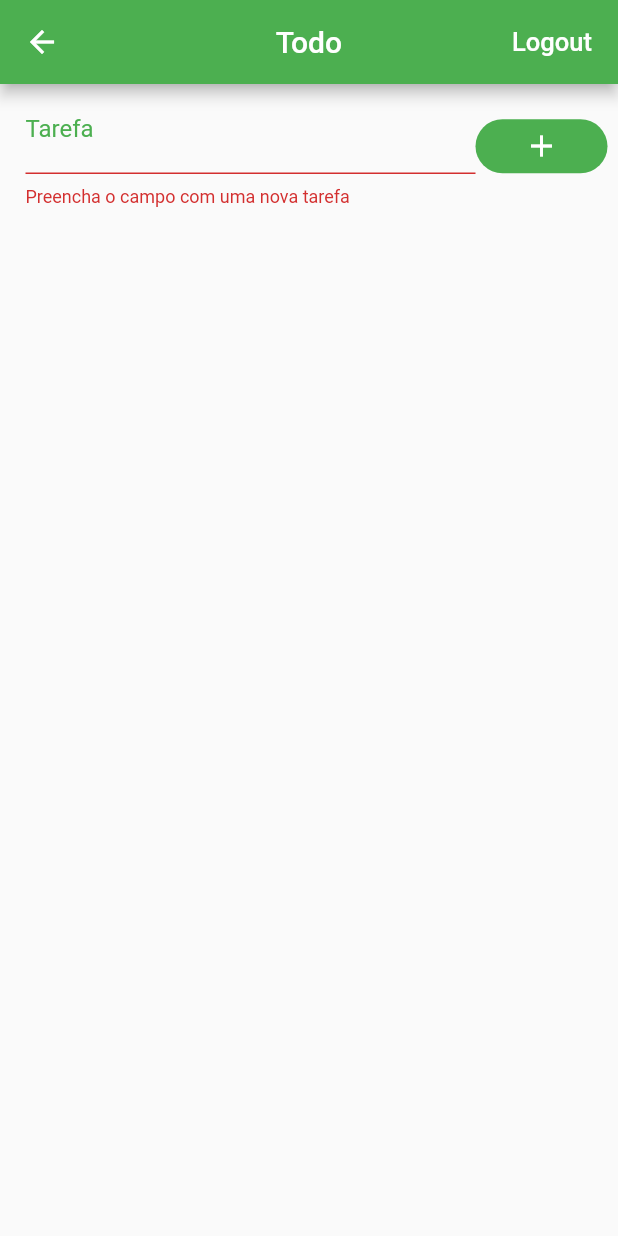
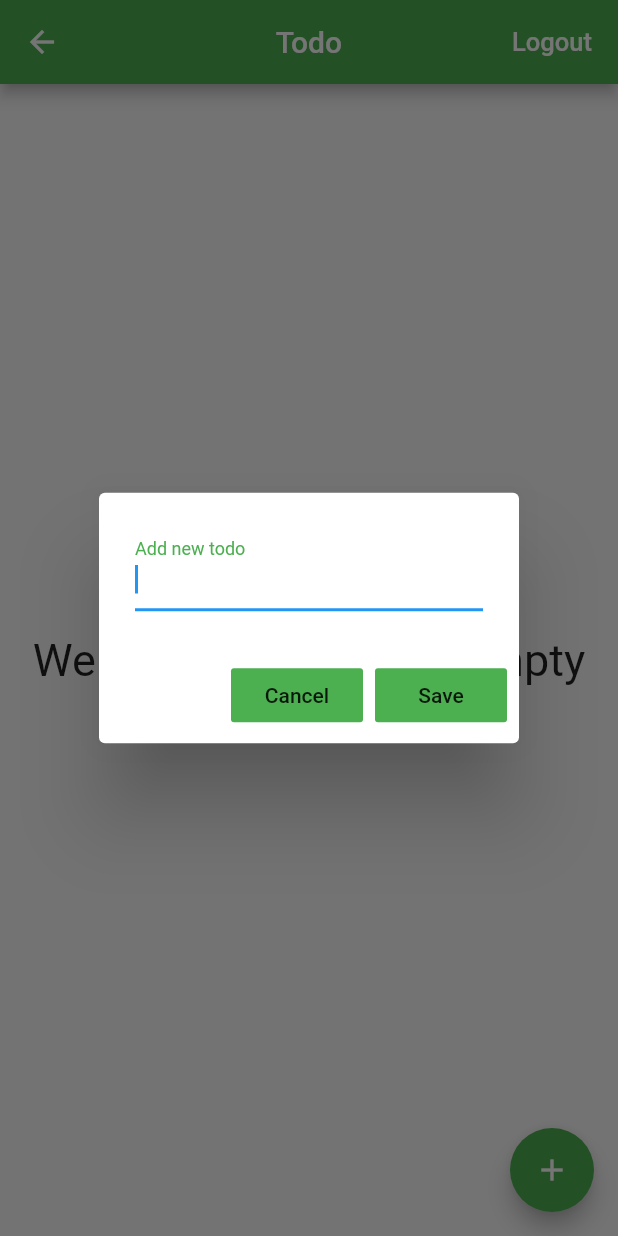
Before and after one commit to PedroFischerDeveloper/desenvolvimento-mobile, a Flutter app: the HomePage screen opened directly, after a tap on the "add" icon, on a phone screen of 412 x 824 dp. Run offline on Flutter 3.47's test engine with Material 2 defaults, Android fonts, the phone set to English and light mode, and no system bars; our stand-ins replace firebase_auth, firebase_database; accounts and stored records are empty.

Commit message:
:sparkles: adds todo list

```diff
--- /dev/null
+++ b/lib/models/todo.dart
@@ -0,0 +1,24 @@
+import 'package:firebase_database/firebase_database.dart';
+
+class Todo {
+  String key;
+  String subject;
+  bool completed;
+  String userId;
+
+  Todo(this.subject, this.userId, this.completed);
+
+  Todo.fromSnapshot(DataSnapshot snapshot)
+      : key = snapshot.key,
+        userId = snapshot.value["userId"],
+        subject = snapshot.value["subject"],
+        completed = snapshot.value["completed"];
+
+  toJson() {
+    return {
+      "userId": userId,
+      "subject": subject,
+      "completed": completed,
+    };
+  }
+}
--- a/lib/pages/home.dart
+++ b/lib/pages/home.dart
@@ -1,9 +1,8 @@
 import 'package:flutter/material.dart';
+import 'package:todo/services/authentication.dart';
+import 'package:firebase_database/firebase_database.dart';
+import 'package:todo/models/todo.dart';
 import 'dart:async';
-import 'dart:convert';
-import 'dart:io';
-import 'package:path_provider/path_provider.dart';
-import 'package:todo/services/authentication.dart';
 
 class HomePage extends StatefulWidget {
   HomePage({Key key, this.auth, this.userId, this.logoutCallback})
@@ -14,44 +13,83 @@ class HomePage extends StatefulWidget {
   final String userId;
 
   @override
-  _HomeState createState() => _HomeState();
+  State<StatefulWidget> createState() => new _HomePageState();
 }
 
-class _HomeState extends State<HomePage> {
+class _HomePageState extends State<HomePage> {
+  List<Todo> _todoList;
+
+  final FirebaseDatabase _database = FirebaseDatabase.instance;
+  final GlobalKey<FormState> formKey = GlobalKey<FormState>();
+
   final _toDoController = TextEditingController();
+  StreamSubscription<Event> _onTodoAddedSubscription;
+  StreamSubscription<Event> _onTodoChangedSubscription;
 
-  List _toDoList = [];
+  Query _todoQuery;
 
-  Map<String, dynamic> _lastRemoved;
-  int _lastRemovedPos;
-
-  final _formKey = GlobalKey<FormState>();
+  @override
+  Widget build(BuildContext context) {
+    return new Scaffold(
+        appBar: new AppBar(
+          title: new Text('Todo'),
+          centerTitle: true,
+          backgroundColor: Colors.green,
+          actions: <Widget>[
+            new FlatButton(
+                child: new Text('Logout',
+                    style: new TextStyle(fontSize: 17.0, color: Colors.white)),
+                onPressed: signOut)
+          ],
+        ),
+        body: showTodoList(),
+        floatingActionButton: FloatingActionButton(
+          onPressed: () {
+            showAddTodoDialog(context);
+          },
+          backgroundColor: Colors.green,
+          tooltip: 'Increment',
+          child: Icon(Icons.add),
+        ));
+  }
 
   @override
   void initState() {
     super.initState();
 
-    _readData().then((data) {
+    _todoList = new List();
+    _todoQuery = _database
+        .reference()
+        .child("todo")
+        .orderByChild("userId")
+        .equalTo(widget.userId);
+    _onTodoAddedSubscription = _todoQuery.onChildAdded.listen(onEntryAdded);
+    _onTodoChangedSubscription =
+        _todoQuery.onChildChanged.listen(onEntryChanged);
+  }
+
+  @override
+  void dispose() {
+    _onTodoAddedSubscription.cancel();
+    _onTodoChangedSubscription.cancel();
+    super.dispose();
+  }
+
+  onEntryChanged(Event event) {
+    var oldEntry = _todoList.singleWhere((entry) {
+      return entry.key == event.snapshot.key;
+    });
+
     setState(() {
-        _toDoList = json.decode(data);
-      });
+      _todoList[_todoList.indexOf(oldEntry)] =
+          Todo.fromSnapshot(event.snapshot);
     });
   }
 
-  void _addToDo() {
-    if (_formKey.currentState.validate()) {
+  onEntryAdded(Event event) {
     setState(() {
-        Map<String, dynamic> newToDo = Map();
-        newToDo["title"] = _toDoController.text.trim();
-        newToDo["checked"] = false;
-
-        _toDoList.add(newToDo);
-
-        _toDoController.clear();
-
-        _saveData();
+      _todoList.add(Todo.fromSnapshot(event.snapshot));
     });
-    }
   }
 
   signOut() async {
@@ -63,91 +101,78 @@ class _HomeState extends State<HomePage> {
     }
   }
 
-  Future<Null> _refresh() async {
-    await Future.delayed(Duration(seconds: 1));
-
-    setState(() {
-      _toDoList.sort((a, b) {
-        if (a["checked"] && !b["checked"])
-          return 1;
-        else if (!a["checked"] && b["checked"])
-          return -1;
-        else
-          return 0;
-      });
-
-      _saveData();
-    });
-
-    return null;
+  addNewTodo(String todoItem) {
+    if (todoItem.length > 0) {
+      Todo todo = new Todo(todoItem.toString(), widget.userId, false);
+      _database.reference().child("todo").push().set(todo.toJson());
+    }
   }
 
-  @override
-  Widget build(BuildContext context) {
-    return Scaffold(
-      appBar: AppBar(
-        title: Text("Todo"),
-        backgroundColor: Colors.green,
-        centerTitle: true,
-        actions: <Widget>[
-          FlatButton(
-              child: new Text('Logout',
-                  style: new TextStyle(fontSize: 17.0, color: Colors.white)),
-              onPressed: signOut)
+  updateTodo(Todo todo) {
+    todo.completed = !todo.completed;
+    if (todo != null) {
+      _database.reference().child("todo").child(todo.key).set(todo.toJson());
+    }
+  }
+
+  deleteTodo(String todoId, int index) {
+    _database.reference().child("todo").child(todoId).remove().then((_) {
+      print("Delete $todoId successful");
+      setState(() {
+        _todoList.removeAt(index);
+      });
+    });
+  }
+
+  showAddTodoDialog(BuildContext context) async {
+    _toDoController.clear();
+    await showDialog<String>(
+        context: context,
+        builder: (BuildContext context) {
+          return AlertDialog(
+            content: new Row(
+              children: <Widget>[
+                new Expanded(
+                    child: new TextField(
+                  controller: _toDoController,
+                  autofocus: true,
+                  decoration: new InputDecoration(
+                      labelText: 'Add new todo',
+                      labelStyle: TextStyle(color: Colors.green)),
+                ))
               ],
             ),
-      body: Form(
-          key: _formKey,
-          child: Column(children: <Widget>[
-            Container(
-                padding: EdgeInsets.fromLTRB(17.0, 1.0, 7.0, 1.0),
-                child: Row(
-                    mainAxisAlignment: MainAxisAlignment.center,
-                    crossAxisAlignment: CrossAxisAlignment.center,
-                    children: <Widget>[
-                      Expanded(
-                          child: TextFormField(
-                        controller: _toDoController,
-                        validator: (value) {
-                          if (value.isEmpty) {
-                            return 'Preencha o campo com uma nova tarefa';
+            actions: <Widget>[
+              new FlatButton(
+                  child: const Text('Cancel'),
+                  color: Colors.green,
+                  onPressed: () {
+                    Navigator.pop(context);
+                  }),
+              new FlatButton(
+                  child: const Text('Save'),
+                  color: Colors.green,
+                  onPressed: () {
+                    addNewTodo(_toDoController.text.toString());
+                    Navigator.pop(context);
+                  })
+            ],
+          );
+        });
   }
 
-                          if (value.trim() == '') {
-                            return 'Preencha o campo com uma nova tarefa';
-                          }
+  Widget showTodoList() {
+    if (_todoList.length > 0) {
+      return ListView.builder(
+          shrinkWrap: true,
+          itemCount: _todoList.length,
+          itemBuilder: (BuildContext context, int index) {
+            String todoId = _todoList[index].key;
+            String subject = _todoList[index].subject;
+            bool completed = _todoList[index].completed;
 
-                          return null;
-                        },
-                        decoration: InputDecoration(
-                            labelText: "Tarefa",
-                            labelStyle: TextStyle(color: Colors.green)),
-                      )),
-                      FlatButton(
-                        color: Colors.green,
-                        child: Icon(Icons.add),
-                        textColor: Colors.white,
-                        onPressed: _addToDo,
-                        shape: RoundedRectangleBorder(
-                          borderRadius: BorderRadius.circular(30.0),
-                        ),
-                      ),
-                    ])),
-            Expanded(
-                child: RefreshIndicator(
-              onRefresh: _refresh,
-              child: ListView.builder(
-                  padding: EdgeInsets.only(top: 10.0),
-                  itemCount: _toDoList.length,
-                  itemBuilder: buildItem),
-            ))
-          ])),
-    );
-  }
-
-  Widget buildItem(BuildContext context, int index) {
             return Dismissible(
-      key: Key(DateTime.now().millisecondsSinceEpoch.toString()),
+                key: Key(todoId),
                 background: Container(
                   color: Colors.red,
                   child: Align(
@@ -160,65 +185,34 @@ class _HomeState extends State<HomePage> {
                 ),
                 direction: DismissDirection.startToEnd,
                 child: CheckboxListTile(
-        title: Text(_toDoList[index]["title"]),
-        value: _toDoList[index]["checked"],
+                  title: Text(subject),
+                  value: completed,
                   secondary: CircleAvatar(
-          child: Icon(_toDoList[index]["checked"] ? Icons.check : Icons.error),
+                    child: Icon(completed ? Icons.check : Icons.error),
                   ),
                   onChanged: (c) {
-          setState(() {
-            _toDoList[index]["checked"] = c;
-            _saveData();
-          });
+                    updateTodo(_todoList[index]);
                   },
                 ),
-      onDismissed: (direction) {
-        setState(() {
-          _lastRemoved = Map.from(_toDoList[index]);
-          _lastRemovedPos = index;
-          _toDoList.removeAt(index);
-
-          _saveData();
-
+                onDismissed: (direction) async {
                   final snack = SnackBar(
-            content: Text("Tarefa \"${_lastRemoved["title"]}\" removida!"),
-            action: SnackBarAction(
-                label: "Desfazer",
-                onPressed: () {
-                  setState(() {
-                    _toDoList.insert(_lastRemovedPos, _lastRemoved);
-                    _saveData();
-                  });
-                }),
+                    content: Text("Tarefa \"$subject\" removida!"),
                     duration: Duration(seconds: 2),
                   );
 
                   Scaffold.of(context).removeCurrentSnackBar();
                   Scaffold.of(context).showSnackBar(snack);
+
+                  deleteTodo(todoId, index);
                 });
-      },
-    );
-  }
-
-  Future<File> _getFile() async {
-    final directory = await getApplicationDocumentsDirectory();
-    return File("${directory.path}/data.json");
-  }
-
-  Future<File> _saveData() async {
-    String data = json.encode(_toDoList);
-
-    final file = await _getFile();
-    return file.writeAsString(data);
-  }
-
-  Future<String> _readData() async {
-    try {
-      final file = await _getFile();
-
-      return file.readAsString();
-    } catch (e) {
-      return null;
+          });
+    } else {
+      return Center(
+          child: Text(
+        "Welcome. Your list is empty",
+        textAlign: TextAlign.center,
+        style: TextStyle(fontSize: 30.0),
+      ));
     }
   }
 }
```
Lines whose indentation alone changed are shown as unchanged.
